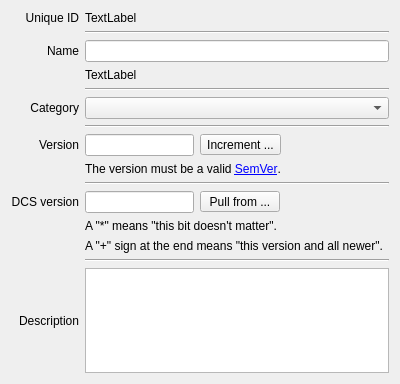
First picture: the form in src/ui/skeletons/form_mod_metadata.ui, repository 132nd-etcher/EASI, before the edit.
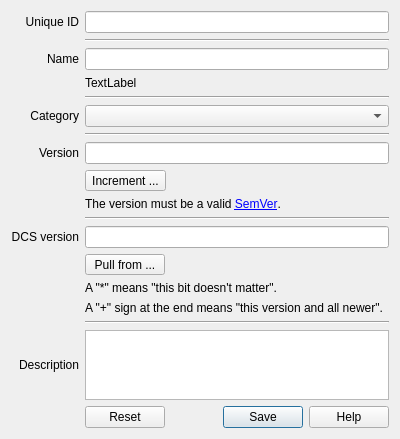
Second picture: the form after the edit.

```diff
--- a/src/ui/skeletons/form_mod_metadata.ui
+++ b/src/ui/skeletons/form_mod_metadata.ui
@@ -17,6 +17,40 @@
    <string>Form</string>
   </property>
   <layout class="QGridLayout" name="gridLayout_2">
+   <item row="2" column="0">
+    <widget class="QLabel" name="label">
+     <property name="text">
+      <string>Name</string>
+     </property>
+     <property name="alignment">
+      <set>Qt::AlignRight|Qt::AlignTrailing|Qt::AlignVCenter</set>
+     </property>
+    </widget>
+   </item>
+   <item row="4" column="1">
+    <widget class="Line" name="line_3">
+     <property name="orientation">
+      <enum>Qt::Horizontal</enum>
+     </property>
+    </widget>
+   </item>
+   <item row="15" column="1">
+    <widget class="QLabel" name="label_7">
+     <property name="text">
+      <string>A &quot;*&quot; means &quot;this bit doesn't matter&quot;.</string>
+     </property>
+    </widget>
+   </item>
+   <item row="18" column="1">
+    <widget class="QTextBrowser" name="text_desc">
+     <property name="readOnly">
+      <bool>false</bool>
+     </property>
+     <property name="acceptRichText">
+      <bool>false</bool>
+     </property>
+    </widget>
+   </item>
    <item row="8" column="0">
     <widget class="QLabel" name="label_5">
      <property name="text">
@@ -27,7 +61,7 @@
      </property>
     </widget>
    </item>
-   <item row="11" column="0">
+   <item row="12" column="0">
     <widget class="QLabel" name="label_6">
      <property name="text">
       <string>DCS version</string>
@@ -37,7 +71,7 @@
      </property>
     </widget>
    </item>
-   <item row="9" column="1">
+   <item row="10" column="1">
     <widget class="QLabel" name="label_help_version">
      <property name="text">
       <string>&lt;html&gt;&lt;head/&gt;&lt;body&gt;&lt;p&gt;The version must be a valid &lt;a href=&quot;http://semver.org/&quot;&gt;&lt;span style=&quot; text-decoration: underline; color:#0000ff;&quot;&gt;SemVer&lt;/span&gt;&lt;/a&gt;.&lt;/p&gt;&lt;/body&gt;&lt;/html&gt;</string>
@@ -57,14 +91,14 @@
      </property>
     </widget>
    </item>
-   <item row="10" column="1">
+   <item row="11" column="1">
     <widget class="Line" name="line_5">
      <property name="orientation">
       <enum>Qt::Horizontal</enum>
      </property>
     </widget>
    </item>
-   <item row="15" column="1">
+   <item row="17" column="1">
     <widget class="Line" name="line">
      <property name="orientation">
       <enum>Qt::Horizontal</enum>
@@ -85,20 +119,6 @@
      </property>
     </widget>
    </item>
-   <item row="13" column="1">
-    <widget class="QLabel" name="label_7">
-     <property name="text">
-      <string>A &quot;*&quot; means &quot;this bit doesn't matter&quot;.</string>
-     </property>
-    </widget>
-   </item>
-   <item row="4" column="1">
-    <widget class="Line" name="line_3">
-     <property name="orientation">
-      <enum>Qt::Horizontal</enum>
-     </property>
-    </widget>
-   </item>
    <item row="0" column="0">
     <widget class="QLabel" name="label_2">
      <property name="text">
@@ -116,17 +136,10 @@
      </property>
     </widget>
    </item>
-   <item row="16" column="1">
-    <widget class="QTextBrowser" name="text_desc">
-     <property name="readOnly">
-      <bool>false</bool>
-     </property>
-    </widget>
-   </item>
    <item row="6" column="1">
     <widget class="QComboBox" name="combo_category"/>
    </item>
-   <item row="16" column="0">
+   <item row="18" column="0">
     <widget class="QLabel" name="label_4">
      <property name="text">
       <string>Description</string>
@@ -136,31 +149,17 @@
      </property>
     </widget>
    </item>
-   <item row="2" column="0">
-    <widget class="QLabel" name="label">
-     <property name="text">
-      <string>Name</string>
-     </property>
-     <property name="alignment">
-      <set>Qt::AlignRight|Qt::AlignTrailing|Qt::AlignVCenter</set>
-     </property>
-    </widget>
-   </item>
-   <item row="0" column="1">
-    <widget class="QLabel" name="label_uuid">
-     <property name="text">
-      <string>TextLabel</string>
-     </property>
-    </widget>
-   </item>
    <item row="2" column="1">
     <widget class="QLineEdit" name="edit_mod_name">
      <property name="maxLength">
       <number>48</number>
      </property>
+     <property name="clearButtonEnabled">
+      <bool>true</bool>
+     </property>
     </widget>
    </item>
-   <item row="14" column="1">
+   <item row="16" column="1">
     <widget class="QLabel" name="label_8">
      <property name="text">
       <string>A &quot;+&quot; sign at the end means &quot;this version and all newer&quot;.</string>
@@ -174,64 +173,54 @@
     <layout class="QHBoxLayout" name="horizontalLayout_2">
      <item>
       <widget class="QLineEdit" name="edit_version">
-       <property name="maximumSize">
-        <size>
-         <width>120</width>
-         <height>16777215</height>
-        </size>
+       <property name="clearButtonEnabled">
+        <bool>true</bool>
        </property>
       </widget>
      </item>
-     <item>
-      <widget class="QToolButton" name="btn_increment_version">
-       <property name="minimumSize">
-        <size>
-         <width>80</width>
-         <height>0</height>
-        </size>
-       </property>
-       <property name="text">
-        <string>Increment ...</string>
-       </property>
-       <property name="popupMode">
-        <enum>QToolButton::InstantPopup</enum>
-       </property>
-       <property name="toolButtonStyle">
-        <enum>Qt::ToolButtonTextOnly</enum>
-       </property>
-       <property name="autoRaise">
-        <bool>false</bool>
-       </property>
-      </widget>
-     </item>
-     <item>
-      <spacer name="horizontalSpacer">
-       <property name="orientation">
-        <enum>Qt::Horizontal</enum>
-       </property>
-       <property name="sizeHint" stdset="0">
-        <size>
-         <width>40</width>
-         <height>20</height>
-        </size>
-       </property>
-      </spacer>
-     </item>
     </layout>
    </item>
-   <item row="11" column="1">
+   <item row="12" column="1">
     <layout class="QHBoxLayout" name="horizontalLayout">
      <item>
       <widget class="QLineEdit" name="edit_dcs_version">
-       <property name="maximumSize">
+       <property name="clearButtonEnabled">
+        <bool>true</bool>
+       </property>
+      </widget>
+     </item>
+    </layout>
+   </item>
+   <item row="19" column="1">
+    <widget class="QDialogButtonBox" name="buttonBox">
+     <property name="standardButtons">
+      <set>QDialogButtonBox::Help|QDialogButtonBox::Reset|QDialogButtonBox::Save</set>
+     </property>
+    </widget>
+   </item>
+   <item row="9" column="1">
+    <widget class="QToolButton" name="btn_increment_version">
+     <property name="minimumSize">
         <size>
-         <width>120</width>
-         <height>16777215</height>
-        </size>
-       </property>
-      </widget>
-     </item>
-     <item>
+       <width>80</width>
+       <height>0</height>
+      </size>
+     </property>
+     <property name="text">
+      <string>Increment ...</string>
+     </property>
+     <property name="popupMode">
+      <enum>QToolButton::InstantPopup</enum>
+     </property>
+     <property name="toolButtonStyle">
+      <enum>Qt::ToolButtonTextOnly</enum>
+     </property>
+     <property name="autoRaise">
+      <bool>false</bool>
+     </property>
+    </widget>
+   </item>
+   <item row="14" column="1">
       <widget class="QToolButton" name="btn_pull_dcs_version">
        <property name="minimumSize">
         <size>
@@ -256,20 +245,15 @@
        </property>
       </widget>
      </item>
-     <item>
-      <spacer name="horizontalSpacer_2">
-       <property name="orientation">
-        <enum>Qt::Horizontal</enum>
-       </property>
-       <property name="sizeHint" stdset="0">
-        <size>
-         <width>40</width>
-         <height>20</height>
-        </size>
-       </property>
-      </spacer>
-     </item>
-    </layout>
+   <item row="0" column="1">
+    <widget class="QLineEdit" name="edit_uuid">
+     <property name="acceptDrops">
+      <bool>false</bool>
+     </property>
+     <property name="readOnly">
+      <bool>true</bool>
+     </property>
+    </widget>
    </item>
   </layout>
  </widget>
```
Left out of the diff: 2 changed lines with no effect on the pictures. Lines whose indentation alone changed are shown as unchanged.
